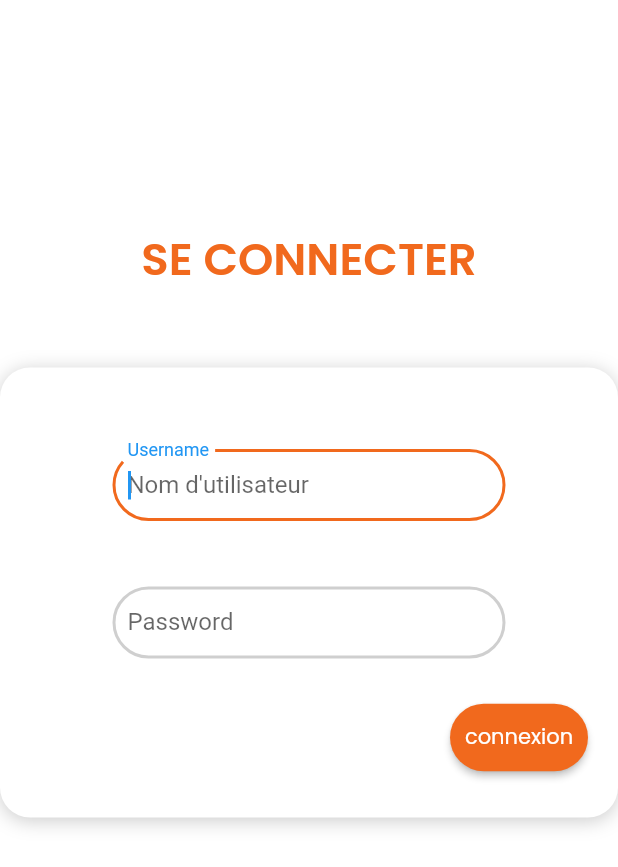
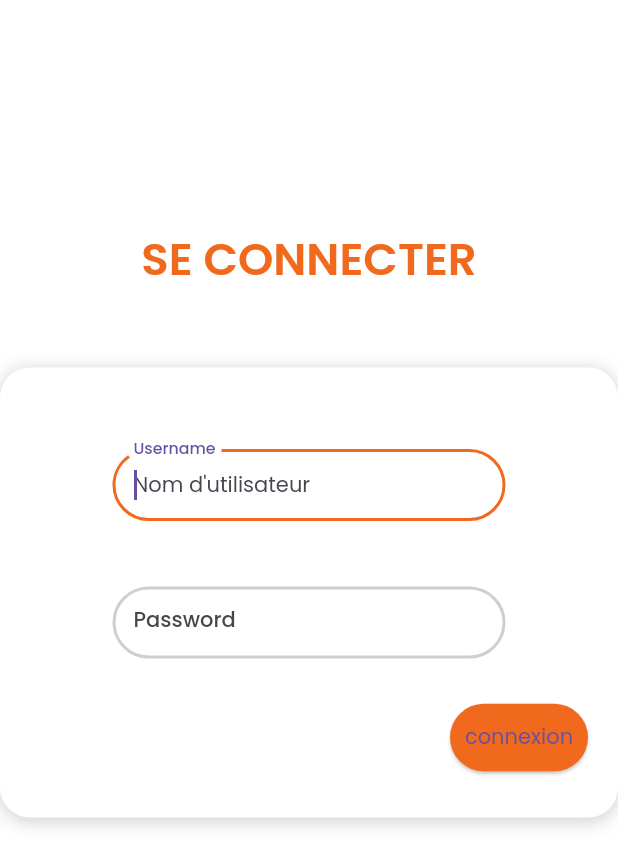
Before and after one commit to Junious1/Gestion_App, a Flutter app: the screen it shows after launch, on a phone screen of 412 x 824 dp. Shown: the top 867 px of the screen. Run offline on Flutter 3.47's test engine with Material 2 defaults, Android fonts, the phone set to English and light mode, and no system bars; our stand-ins replace auto_size_text, cloud_firestore, firebase_auth, firebase_core, firebase_storage, font_awesome_flutter and 1 more; accounts and stored records are empty.

Commit message:
commit du 30/08/2023

```diff
--- a/lib/main.dart
+++ b/lib/main.dart
@@ -1,9 +1,28 @@
+import 'package:firebase_core/firebase_core.dart';
 import 'package:flutter/material.dart';
-import 'package:gestion_app/pages/login_page.dart';
+import 'package:gestion_app/model/clientmodel.dart';
+import 'package:gestion_app/services/database/databaseservice.dart';
+import 'package:gestion_app/wrapper.dart';
+import 'package:google_fonts/google_fonts.dart';
+import 'package:provider/provider.dart';
 // import 'package:gestion_app/pages/login_page.dart';
 
-void main() {
-  runApp(const MyApp());
+void main() async {
+  WidgetsFlutterBinding.ensureInitialized();
+  await Firebase.initializeApp();
+  runApp(MultiProvider(
+    providers: [
+      // StreamProvider.value(
+      //   initialData: null,
+      //   value: AuthService(),
+      // ),
+      StreamProvider<List<Clients>>.value(
+        initialData: const [],
+        value: DatabaseService().listClients,
+      ),
+    ],
+    child: MyApp(),
+  ));
 }
 
 class MyApp extends StatelessWidget {
@@ -12,10 +31,16 @@ class MyApp extends StatelessWidget {
   // This widget is the root of your application.
   @override
   Widget build(BuildContext context) {
-    return const MaterialApp(
+    return MaterialApp(
       title: 'Gestion App',
       debugShowCheckedModeBanner: false,
-      home: login_page(),
+      theme: ThemeData(
+        primarySwatch: Colors.deepOrange,
+        useMaterial3: true,
+        textTheme: GoogleFonts.poppinsTextTheme(Theme.of(context).textTheme),
+        appBarTheme: const AppBarTheme(backgroundColor: Colors.white),
+      ),
+      home: const Wrapper(),
     );
   }
 }
--- a/lib/pages/affichageClient.dart
+++ b/lib/pages/affichageClient.dart
@@ -1,6 +1,6 @@
 import 'package:flutter/material.dart';
 import 'package:google_fonts/google_fonts.dart';
-import '../components/Config.dart';
+import '../config/Config.dart';
 import '../components/NavBar.dart';
 import '../components/flutter_flow_widgets.dart';
 import 'modif_compte_client.dart';
--- a/lib/pages/modif_compte_client.dart
+++ b/lib/pages/modif_compte_client.dart
@@ -2,7 +2,7 @@ import 'package:flutter/material.dart';
 import 'package:font_awesome_flutter/font_awesome_flutter.dart';
 import 'package:gestion_app/pages/affichageClient.dart';
 import 'package:google_fonts/google_fonts.dart';
-import '../components/Config.dart';
+import '../config/Config.dart';
 import '../components/NavBar.dart';
 import '../components/flutter_flow_widgets.dart';
 
--- /dev/null
+++ b/lib/wrapper.dart
@@ -0,0 +1,16 @@
+// import 'package:firebase_auth/firebase_auth.dart';
+import 'package:flutter/material.dart';
+//import 'package:gestion_app/pages/home.dart';
+import 'package:gestion_app/pages/login_page.dart';
+// import 'package:provider/provider.dart';
+
+class Wrapper extends StatelessWidget {
+  const Wrapper({super.key});
+
+  @override
+  Widget build(BuildContext context) {
+    //final user = Provider.of<User?>(context);
+    //return user == null ? const Login() :const HomePage();
+    return const login_page();
+  }
+}
```
Also changed, not shown: lib/model/usersmodel.dart (+2 -11 lines), lib/pages/home.dart (+12 -10 lines), lib/pages/login_page.dart (+15 -5 lines), lib/services/authentification.dart (+11 -0 lines), lib/services/database/databaseservice.dart (+7 -0 lines), 3 other files.
